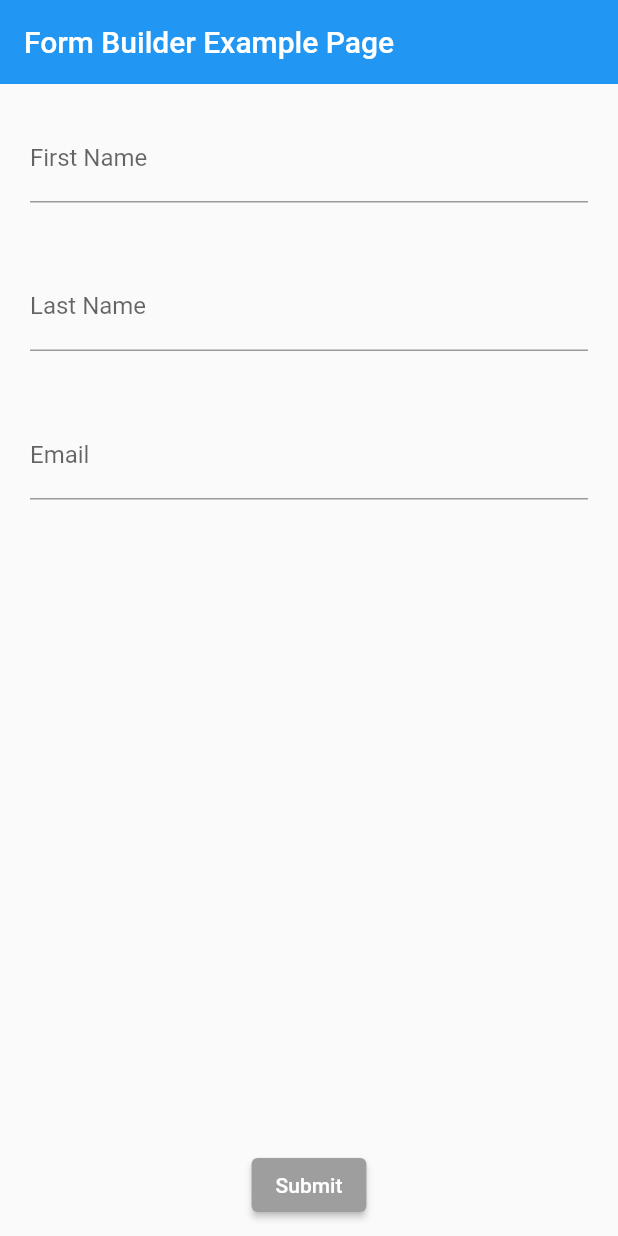
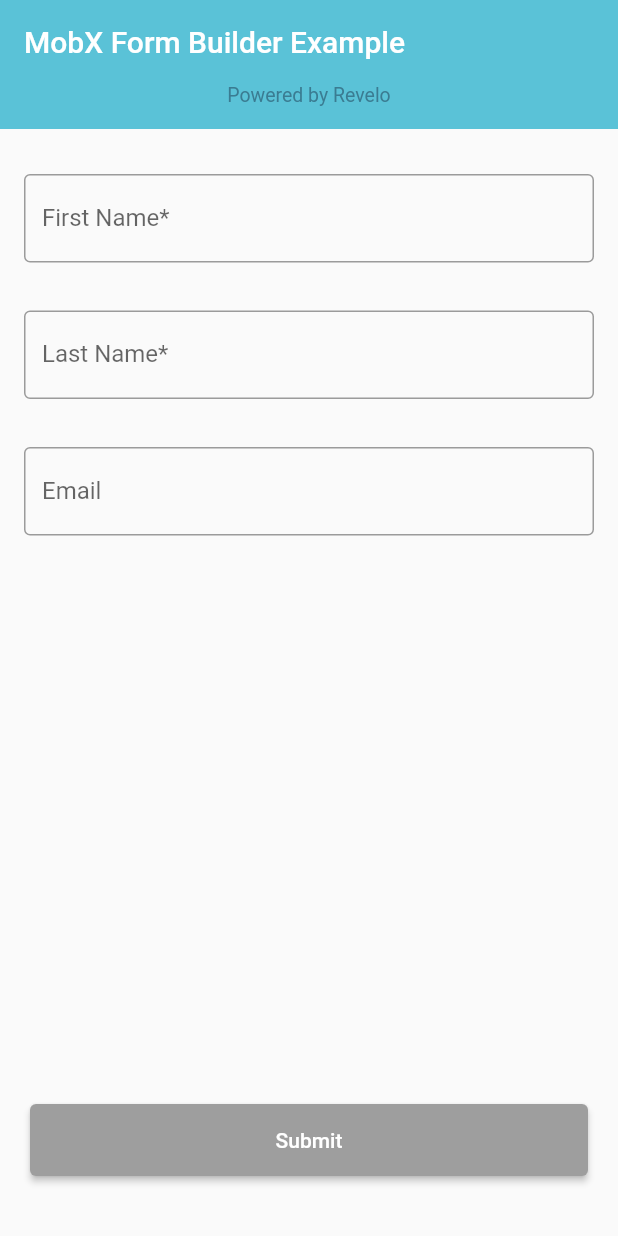
Before and after one commit to revelotech/flutter_formx, a Flutter app: the screen it shows after launch, on a phone screen of 412 x 824 dp. Run offline on Flutter 3.47's test engine with Material 2 defaults, Android fonts, the phone set to English and light mode, and no system bars; our stand-ins replace flutter_mobx, mobx; generated files the repository leaves out were written again.

Commit message:
make ui improvements

```diff
--- a/example/lib/presentation/example_page.dart
+++ b/example/lib/presentation/example_page.dart
@@ -1,6 +1,7 @@
 import 'package:flutter/material.dart';
+import 'package:flutter/services.dart';
+import 'package:flutter_mobx/flutter_mobx.dart';
 import 'package:mobx_form_builder_example/presentation/example_page_view_model.dart';
-import 'package:flutter_mobx/flutter_mobx.dart';
 
 class ExamplePage extends StatefulWidget {
   const ExamplePage({super.key});
@@ -21,21 +22,44 @@ class _ExamplePageState extends State<ExamplePage> {
   @override
   Widget build(BuildContext context) {
     return MaterialApp(
+      debugShowCheckedModeBanner: false,
       home: Scaffold(
-        body: SafeArea(
-          child: Observer(
+        body: Observer(
           builder: (context) {
             return CustomScrollView(
               slivers: [
                 const SliverAppBar(
-                    title: Text('Form Builder Example Page'),
+                  backgroundColor: Color(0xFF5AC2D7),
+                  title: Text('MobX Form Builder Example'),
+                  systemOverlayStyle: SystemUiOverlayStyle.light,
+                  bottom: PreferredSize(
+                      preferredSize: Size.fromHeight(30),
+                      child: SizedBox(
+                        height: 30,
+                        child: Align(
+                          alignment: Alignment.topCenter,
+                          child: Text(
+                            'Powered by Revelo',
+                            style: TextStyle(
+                              color: Color(0xFF3A7C92),
+                              fontSize: 13,
+                            ),
+                          ),
+                        ),
+                      )),
                 ),
                 SliverToBoxAdapter(
                   child: Padding(
-                      padding: const EdgeInsets.all(20.0),
+                    padding: const EdgeInsets.only(
+                      left: 16.0,
+                      right: 16.0,
+                      top: 30,
+                      bottom: 16,
+                    ),
                     child: TextField(
                       decoration: InputDecoration(
-                          labelText: 'First Name',
+                        border: const OutlineInputBorder(),
+                        labelText: 'First Name*',
                         errorText: _viewModel.firstNameError,
                         errorStyle: const TextStyle(
                           color: Colors.red,
@@ -52,10 +76,11 @@ class _ExamplePageState extends State<ExamplePage> {
                 ),
                 SliverToBoxAdapter(
                   child: Padding(
-                      padding: const EdgeInsets.all(20.0),
+                    padding: const EdgeInsets.all(16.0),
                     child: TextField(
                       decoration: InputDecoration(
-                          labelText: 'Last Name',
+                        border: const OutlineInputBorder(),
+                        labelText: 'Last Name*',
                         errorText: _viewModel.lastNameError,
                         errorStyle: const TextStyle(
                           color: Colors.red,
@@ -72,9 +97,10 @@ class _ExamplePageState extends State<ExamplePage> {
                 ),
                 SliverToBoxAdapter(
                   child: Padding(
-                      padding: const EdgeInsets.all(20.0),
+                    padding: const EdgeInsets.all(16.0),
                     child: TextField(
                       decoration: const InputDecoration(
+                        border: OutlineInputBorder(),
                         labelText: 'Email',
                       ),
                       onChanged: (value) {
@@ -86,43 +112,51 @@ class _ExamplePageState extends State<ExamplePage> {
                     ),
                   ),
                 ),
-                  if (_viewModel.showSuccessDialog)
+                if (_viewModel.showSuccessInfo)
                   SliverToBoxAdapter(
-                      child: Padding(
-                        padding: const EdgeInsets.all(20.0),
+                    child: Container(
+                      decoration: BoxDecoration(
+                        color: const Color.fromARGB(255, 216, 244, 249),
+                        borderRadius: BorderRadius.circular(8.0),
+                      ),
+                      margin: const EdgeInsets.all(16.0),
+                      padding: const EdgeInsets.all(16.0),
                       child: Column(
                         crossAxisAlignment: CrossAxisAlignment.stretch,
                         children: [
-                            const Text('Your form results'),
+                          const Text(
+                            'Form results',
+                            style: TextStyle(
+                              fontWeight: FontWeight.bold,
+                            ),
+                          ),
                           const SizedBox(height: 20),
-                            Text('First Name: ${_viewModel.firstName}'),
-                            const SizedBox(height: 20),
+                          Text('First Name: ${_viewModel.getFieldValue('firstName')}'),
+                          const SizedBox(height: 14),
                           Text('Last Name: ${_viewModel.lastName}'),
-                            const SizedBox(height: 20),
+                          const SizedBox(height: 14),
                           Text('Email: ${_viewModel.email}'),
-                            const SizedBox(height: 20),
+                          const SizedBox(height: 14),
                         ],
                       ),
                     ),
                   ),
                 SliverFillRemaining(
+                  hasScrollBody: false,
                   child: Container(
                     width: double.infinity,
-                      padding: const EdgeInsets.symmetric(
-                        horizontal: 20,
-                        vertical: 10,
-                      ),
+                    padding: const EdgeInsets.only(left: 20, right: 20, bottom: 40),
                     alignment: Alignment.bottomCenter,
                     child: ElevatedButton(
-                        onPressed: _viewModel.isSubmitButtonEnabled
-                            ? _viewModel.submitForm
-                            : () {},
-                        style: ButtonStyle(
-                          backgroundColor: MaterialStateProperty.all(
-                            _viewModel.isSubmitButtonEnabled
-                                ? Colors.blue
+                      onPressed: _viewModel.isSubmitButtonEnabled ? _viewModel.submitForm : () {},
+                      style: ElevatedButton.styleFrom(
+                        shape: RoundedRectangleBorder(
+                          borderRadius: BorderRadius.circular(4.0),
+                        ),
+                        minimumSize: const Size.fromHeight(48),
+                        backgroundColor: _viewModel.isSubmitButtonEnabled
+                            ? const Color(0xFF0C152C)
                             : Colors.grey,
-                          ),
                       ),
                       child: const Text('Submit'),
                     ),
@@ -133,7 +167,6 @@ class _ExamplePageState extends State<ExamplePage> {
           },
         ),
       ),
-      ),
     );
   }
 }
--- a/example/lib/presentation/example_page_view_model.dart
+++ b/example/lib/presentation/example_page_view_model.dart
@@ -13,7 +13,7 @@ abstract class _ExamplePageViewModelBase with Store, FormBuilder<String> {
   _ExamplePageViewModelBase();
 
   @alwaysNotify
-  bool showSuccessDialog = false;
+  bool showSuccessInfo = false;
 
   @observable
   String? validationError;
@@ -67,7 +67,7 @@ abstract class _ExamplePageViewModelBase with Store, FormBuilder<String> {
   void submitForm() {
     validateForm();
     if (isFormValid) {
-      showSuccessDialog = true;
+      showSuccessInfo = true;
     } else {
       validationError = 'Validation error!';
     }
```
Lines whose indentation alone changed are shown as unchanged.
